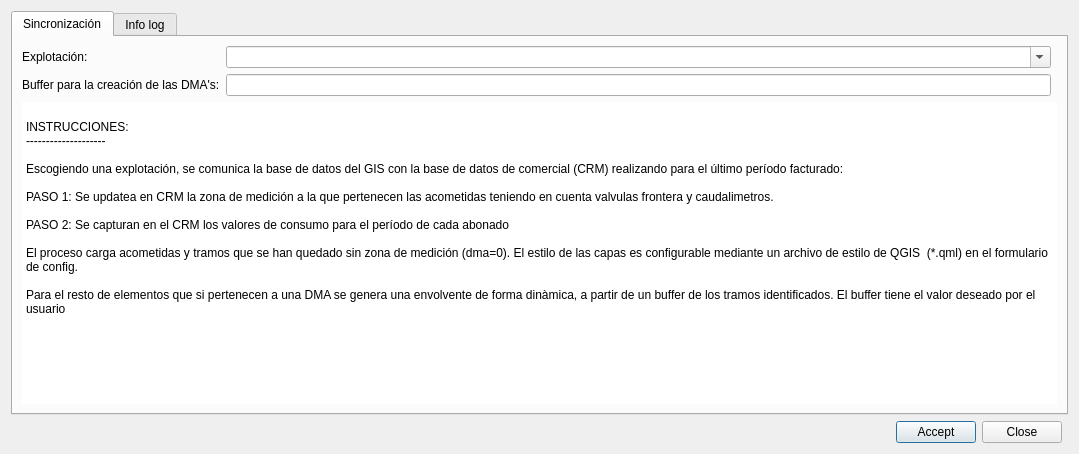
Before: the Qt Designer form ui/crm_trace.ui in Giswater/giswater_qgis_plugin, drawn with Qt 5.
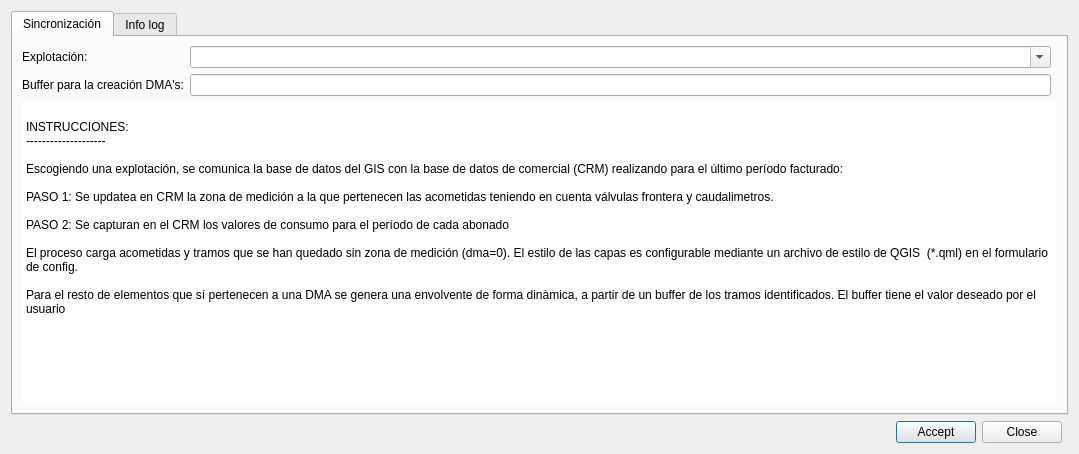
After: the same form once the commit is applied.

Commit message: Update form crm_trace

```diff
--- a/ui/crm_trace.ui
+++ b/ui/crm_trace.ui
@@ -84,13 +84,13 @@
 
 Escogiendo una explotación, se comunica la base de datos del GIS con la base de datos de comercial (CRM) realizando para el último período facturado:
 
-PASO 1: Se updatea en CRM la zona de medición a la que pertenecen las acometidas teniendo en cuenta valvulas frontera y caudalimetros.
+PASO 1: Se updatea en CRM la zona de medición a la que pertenecen las acometidas teniendo en cuenta válvulas frontera y caudalimetros.
 
 PASO 2: Se capturan en el CRM los valores de consumo para el período de cada abonado
 
 El proceso carga acometidas y tramos que se han quedado sin zona de medición (dma=0). El estilo de las capas es configurable mediante un archivo de estilo de QGIS  (*.qml) en el formulario de config.
 
-Para el resto de elementos que si pertenecen a una DMA se genera una envolvente de forma dinàmica, a partir de un buffer de los tramos identificados. El buffer tiene el valor deseado por el usuario</string>
+Para el resto de elementos que sí pertenecen a una DMA se genera una envolvente de forma dinàmica, a partir de un buffer de los tramos identificados. El buffer tiene el valor deseado por el usuario</string>
          </property>
          <property name="backgroundVisible">
           <bool>false</bool>
@@ -102,7 +102,7 @@
          <item row="1" column="0">
           <widget class="QLabel" name="label">
            <property name="text">
-            <string>Buffer para la creación de las DMA's:</string>
+            <string>Buffer para la creación DMA's:</string>
            </property>
           </widget>
          </item>
```
